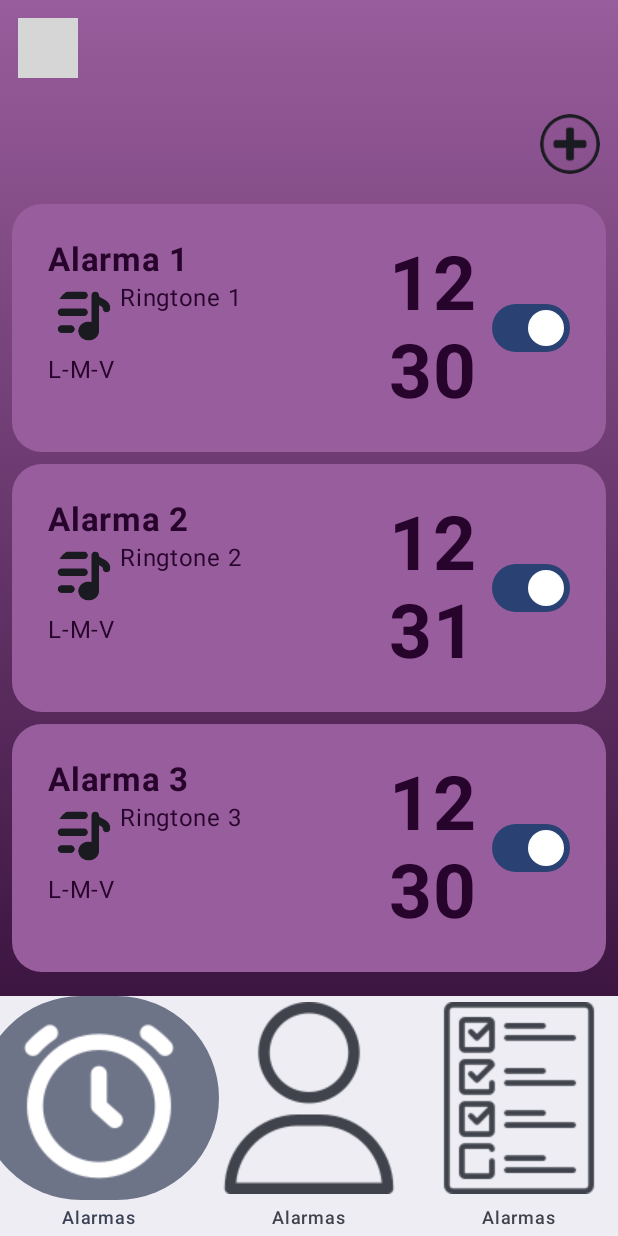
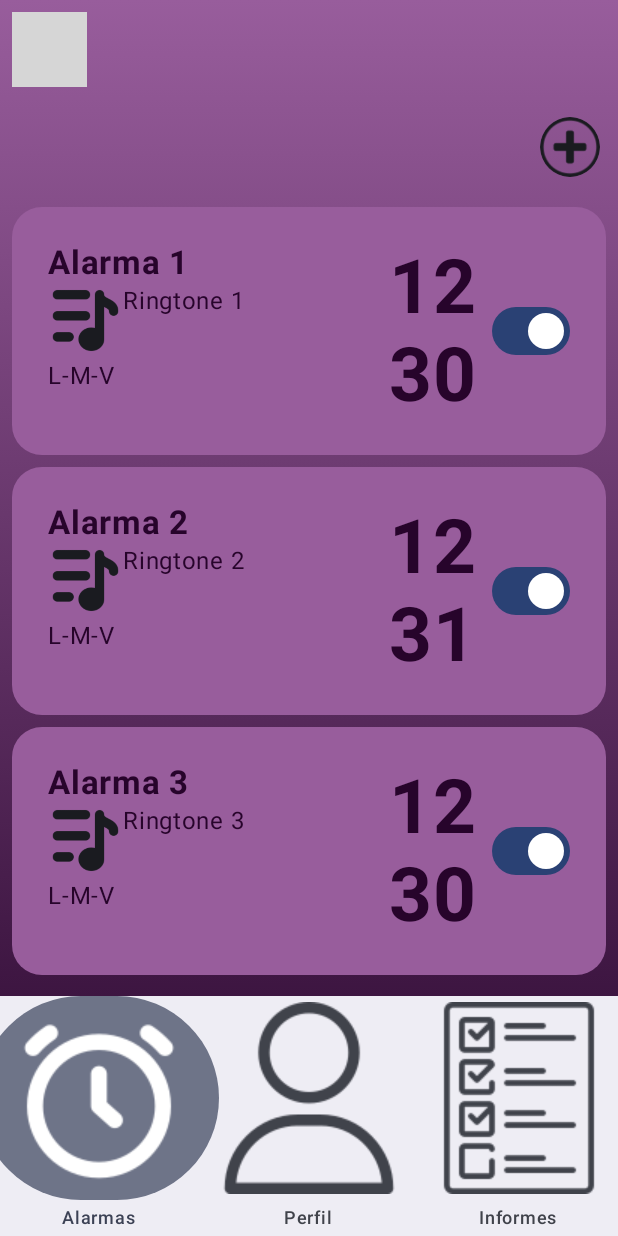
Before and after one commit to elle184/context-alarm, an Android app built with Jetpack Compose: the screen it shows after launch (MainActivity), on a phone screen of 412 x 824 dp. Run offline under Robolectric (Android 15) with nearby library versions, the phone set to English and light mode, and no system bars; grey boxes are pictures that could not be loaded.

```diff
--- a/mobile/ContextAlarm/app/src/main/java/co/edu/ux/context/alarm/ContextAlarmApp.kt
+++ b/mobile/ContextAlarm/app/src/main/java/co/edu/ux/context/alarm/ContextAlarmApp.kt
@@ -1,9 +1,6 @@
 package co.edu.ux.context.alarm
 
-import android.content.res.Configuration
 import androidx.compose.runtime.Composable
-import androidx.compose.ui.tooling.preview.Preview
-import androidx.navigation.NavHostController
 import androidx.navigation.compose.NavHost
 import androidx.navigation.compose.composable
 import androidx.navigation.compose.rememberNavController
@@ -14,5 +11,6 @@ fun ContextAlarmApp() {
     NavHost(navController = navController, startDestination = "alarms") {
         composable("createAlarm") { CreateAlarm(navController) }
         composable("alarms") { Alarms(navController) }
+        composable("reports") { InformesScreen(navController) }
     }
 }
--- a/mobile/ContextAlarm/app/src/main/java/co/edu/ux/context/alarm/ui/AlarmsList.kt
+++ b/mobile/ContextAlarm/app/src/main/java/co/edu/ux/context/alarm/ui/AlarmsList.kt
@@ -55,15 +55,8 @@ fun AddImage(
 }
 
 @Composable
-fun AddImage(
-    image: Painter
-    , modifier: Modifier = Modifier
-) {
-    Box {
-        IconButton(onClick = {  }) {
-            Icon(painter = image, contentDescription = null, Modifier.size(50.dp))
-        }
-    }
+fun AddImage(image: Painter, modifier: Modifier = Modifier) {
+    Box { Icon(painter = image, contentDescription = null, Modifier.size(50.dp)) }
 }
 
 @Composable
@@ -74,49 +67,27 @@ fun SwitchAlarmState(modifier: Modifier) {
 }
 
 @Composable
-private fun NavigationBarContextAlarm(modifier: Modifier = Modifier) {
+fun NavigationBarContextAlarm(
+    navController: NavController
+    , modifier: Modifier = Modifier) {
     NavigationBar(modifier = modifier) {
         NavigationBarItem(
-            icon = {
-                Icon(
-                    painterResource(id = R.drawable.alarm_icon)
-                    , contentDescription = null)
-            }
-            , label = {
-                Text(
-                    text = "Alarmas"
-                )
-            }
+            icon = { Icon(painterResource(id = R.drawable.alarm_icon), contentDescription = null) }
+            , label = { Text(text = "Alarmas") }
             , selected = true
-            , onClick = { }
+            , onClick = { navController.navigate("alarms") }
         )
         NavigationBarItem(
-            icon = {
-                Icon(
-                    painterResource(id = R.drawable.user_icon)
-                    , contentDescription = null)
-            }
-            , label = {
-                Text(
-                    text = "Alarmas"
-                )
-            }
+            icon = { Icon(painterResource(id = R.drawable.user_icon), contentDescription = null) }
+            , label = { Text(text = "Perfil") }
             , selected = false
             , onClick = {}
         )
         NavigationBarItem(
-            icon = {
-                Icon(
-                    painterResource(id = R.drawable.report_icon)
-                    , contentDescription = null)
-            }
-            , label = {
-                Text(
-                    text = "Alarmas"
-                )
-            }
+            icon = { Icon(painterResource(id = R.drawable.report_icon), contentDescription = null) }
+            , label = { Text(text = "Informes") }
             , selected = false
-            , onClick = {}
+            , onClick = { navController.navigate("reports") }
         )
     }
 }
@@ -135,7 +106,7 @@ fun Alarms(
         Brush.verticalGradient(
             listOf(Color(0xFF985D9C), Color(0xFF27042B))))) {
         Scaffold(
-            bottomBar = { NavigationBarContextAlarm() }
+            bottomBar = { NavigationBarContextAlarm(navController) }
             , containerColor = Color.Transparent
         ) { padding ->
             Column {
```
Also changed, not shown: mobile/ContextAlarm/app/src/main/java/co/edu/ux/context/alarm/InformesActivity.kt (+7 -12 lines), mobile/ContextAlarm/app/src/main/java/co/edu/ux/context/alarm/ui/CreateAlarm.kt (+165 -10 lines), mobile/ContextAlarm/app/src/main/res/drawable/background_alarm_preview.jpg (added), mobile/ContextAlarm/app/src/main/res/drawable/google_maps_sample.jpg (added), 1 other file.
